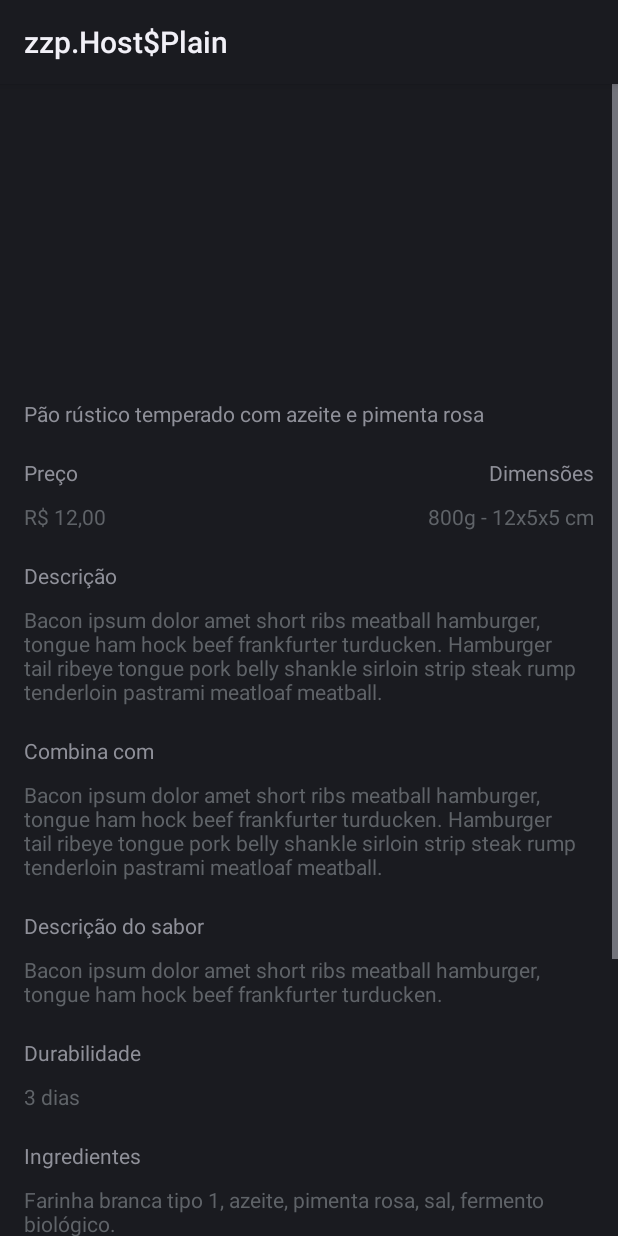
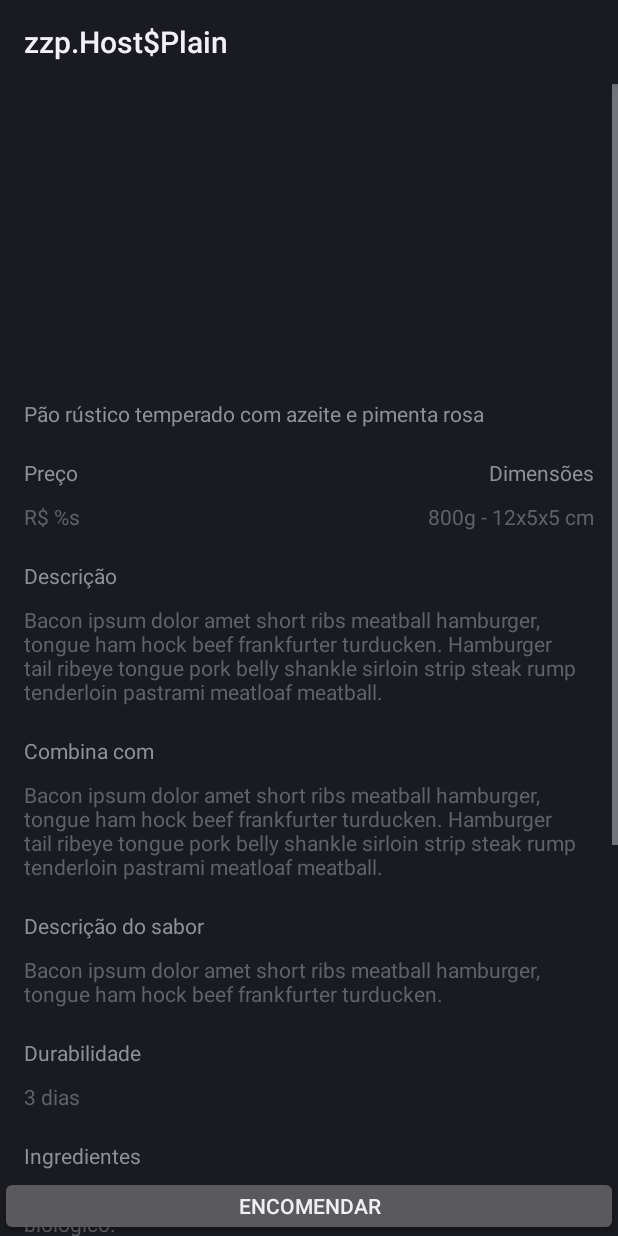
Before and after one commit to angelopolotto/OrderBreadAndroid, an Android app: the layout activity_bread_details.xml on its own in the app's theme, with its tools: preview values and no code run, on a phone screen of 412 x 824 dp. Run offline under Robolectric (Android 15) with nearby library versions, the phone set to English and light mode, and no system bars.

Commit message:
detail layout populated

```diff
--- a/base/src/main/res/values/strings.xml
+++ b/base/src/main/res/values/strings.xml
@@ -1,3 +1,20 @@
 <resources>
     <string name="app_name">Order Bread</string>
+    <string name="bread_list_item_thumb_desc">Imagem do pão</string>
+    <string name="base_dialog_erro">Algo de errado aconteceu</string>
+    <string name="bread_list_title">Order Bread</string>
+    <string name="toolbar_back_desc">botão voltar</string>
+    <string name="page_bread_img_desc">foto do pão</string>
+    <string name="details_description">Descrição</string>
+    <string name="details_price">Preço</string>
+    <string name="details_combinations">Combina com</string>
+    <string name="details_flavor">Descrição do sabor</string>
+    <string name="details_dimensions">Dimensões</string>
+    <string name="details_durability">Durabilidade</string>
+    <string name="details_ingredients">Ingredientes</string>
+    <string name="details_alergics">Atenção alérgicos</string>
+    <string name="details_nutritional">Tabela nutricional</string>
+    <string name="details_nutritional_table_desc">Tabela contendo os valores</string>
+    <string name="details_price_value">R$ %s</string>
+    <string name="details_order">Encomendar</string>
 </resources>
--- a/base/src/main/res/values/styles.xml
+++ b/base/src/main/res/values/styles.xml
@@ -26,6 +26,8 @@
     </style>
 
     <style name="ButtonDefault" parent="android:Widget.Button">
+        <item name="android:textSize">@dimen/text_primary</item>
+        <item name="android:textStyle">bold</item>
         <item name="android:background">@color/primaryColor</item>
         <item name="android:textColor">@color/textWhite</item>
     </style>
--- a/feature/src/main/java/app/mobify/orderbread/feature/activities/base/BaseActivity.kt
+++ b/feature/src/main/java/app/mobify/orderbread/feature/activities/base/BaseActivity.kt
@@ -7,8 +7,8 @@ import android.support.v4.content.ContextCompat
 import android.view.View.GONE
 import android.view.View.VISIBLE
 import android.widget.ProgressBar
+import app.mobify.orderbread.R
 import app.mobify.orderbread.R.color.textPrimary
-import app.mobify.orderbread.feature.R
 
 
 abstract class BaseActivity : Activity(), BaseContract.View {
--- a/feature/src/main/java/app/mobify/orderbread/feature/activities/breadDetails/BreadDetailsActivity.kt
+++ b/feature/src/main/java/app/mobify/orderbread/feature/activities/breadDetails/BreadDetailsActivity.kt
@@ -1,11 +1,13 @@
 package app.mobify.orderbread.feature.activities.breadDetails
 
 import android.os.Bundle
+import app.mobify.orderbread.R.string
 import app.mobify.orderbread.feature.R
 import app.mobify.orderbread.feature.activities.base.BaseActivity
 import app.mobify.orderbread.feature.api.models.BreadItem
 import app.mobify.orderbread.feature.utils.`super`.MemStore
 import app.mobify.orderbread.feature.utils.repository.Repository
+import com.bumptech.glide.Glide
 import kotlinx.android.synthetic.main.activity_bread_details.*
 import org.koin.android.ext.android.inject
 
@@ -39,7 +41,16 @@ class BreadDetailsActivity : BaseActivity(), BreadDetailsContract.View {
 
     override fun showDetails(bread: BreadItem) {
         actionBar.title = bread.name
-
         cdIndicator.configureViewPager(vpImages, BreadDetailsPagerAdapter(this, bread.images))
+        tvName.text = bread.name
+        tvPrice.text = resources.getString(string.details_price_value, bread.price)
+        tvDemensions.text = bread.dimensions
+        tvDescription.text = bread.description
+        tvCombinations.text = bread.combinations
+        tvFlavor.text = bread.flavor
+        tvDurability.text = bread.durability
+        tvIngredients.text = bread.ingredients
+        tvAllergic.text = bread.allergic
+        Glide.with(this).load(bread.nutritional).into(ivNutritional)
     }
 }
--- a/feature/src/main/java/app/mobify/orderbread/feature/widgets/CustomDots.kt
+++ b/feature/src/main/java/app/mobify/orderbread/feature/widgets/CustomDots.kt
@@ -2,6 +2,7 @@ package app.mobify.orderbread.feature.widgets
 
 import android.annotation.SuppressLint
 import android.content.Context
+import android.support.v4.content.ContextCompat
 import android.support.v4.view.PagerAdapter
 import android.support.v4.view.ViewPager
 import android.util.AttributeSet
@@ -28,9 +29,9 @@ class CustomDots(context: Context, attrs: AttributeSet?) : LinearLayout(context,
             override fun onPageSelected(position: Int) {
                 Log.d("###onPageSelected, pos ", position.toString())
                 for (i in 0 until dotsCount) {
-                    dots!![i]!!.setImageDrawable(resources.getDrawable(R.drawable.nonselecteditem_dot))
+                    dots!![i]!!.setImageDrawable(ContextCompat.getDrawable(context, R.drawable.nonselecteditem_dot))
                 }
-                dots!![position]!!.setImageDrawable(resources.getDrawable(R.drawable.selecteditem_dot))
+                dots!![position]!!.setImageDrawable(ContextCompat.getDrawable(context, R.drawable.selecteditem_dot))
             }
 
             override fun onPageScrollStateChanged(state: Int) {}
@@ -52,7 +53,7 @@ class CustomDots(context: Context, attrs: AttributeSet?) : LinearLayout(context,
 
         for (i in 0 until dotsCount) {
             dots!![i] = ImageView(this.context)
-            dots!![i]!!.setImageDrawable(resources.getDrawable(R.drawable.nonselecteditem_dot))
+            dots!![i]!!.setImageDrawable(ContextCompat.getDrawable(context, R.drawable.nonselecteditem_dot))
             val params = LinearLayout.LayoutParams(
                 LinearLayout.LayoutParams.WRAP_CONTENT,
                 LinearLayout.LayoutParams.WRAP_CONTENT
@@ -63,12 +64,12 @@ class CustomDots(context: Context, attrs: AttributeSet?) : LinearLayout(context,
                 resources.getDimension(R.dimen.margin_start_dots).toInt(), 0
             )
 
-            dots!![i]!!.setOnTouchListener { _, event ->
+            dots!![i]!!.setOnTouchListener { _, _ ->
                 viewPager!!.currentItem = i
                 true
             }
             this.addView(dots!![i], params)
         }
-        dots!![0]!!.setImageDrawable(resources.getDrawable(R.drawable.selecteditem_dot))
+        dots!![0]!!.setImageDrawable(ContextCompat.getDrawable(context, R.drawable.selecteditem_dot))
     }
 }
--- a/feature/src/main/res/layout/activity_bread_details.xml
+++ b/feature/src/main/res/layout/activity_bread_details.xml
@@ -13,25 +13,26 @@
             app:layout_constraintBottom_toBottomOf="parent"
             app:layout_constraintEnd_toEndOf="parent"
             app:layout_constraintStart_toStartOf="parent"
-        app:layout_constraintTop_toTopOf="parent">
+            app:layout_constraintTop_toTopOf="parent"
+            android:id="@+id/scrollView">
 
         <android.support.constraint.ConstraintLayout
                 android:layout_width="match_parent"
-            android:layout_height="match_parent">
+                android:layout_height="wrap_content">
 
             <android.support.constraint.Guideline
                     android:id="@+id/guideline"
                     android:layout_width="wrap_content"
                     android:layout_height="wrap_content"
                     android:orientation="vertical"
-                app:layout_constraintGuide_begin="@dimen/margin_default" />
+                    app:layout_constraintGuide_begin="@dimen/margin_default"/>
 
             <android.support.constraint.Guideline
                     android:id="@+id/guideline2"
                     android:layout_width="wrap_content"
                     android:layout_height="wrap_content"
                     android:orientation="vertical"
-                app:layout_constraintGuide_end="@dimen/margin_default" />
+                    app:layout_constraintGuide_end="@dimen/margin_default"/>
 
             <android.support.v4.view.ViewPager
                     android:id="@+id/vpImages"
@@ -39,7 +40,7 @@
                     android:layout_height="200dp"
                     app:layout_constraintEnd_toEndOf="parent"
                     app:layout_constraintStart_toStartOf="parent"
-                app:layout_constraintTop_toTopOf="parent" />
+                    app:layout_constraintTop_toTopOf="parent"/>
 
             <app.mobify.orderbread.feature.widgets.CustomDots
                     android:id="@+id/cdIndicator"
@@ -48,21 +49,69 @@
                     app:layout_constraintBottom_toBottomOf="@+id/vpImages"
                     app:layout_constraintEnd_toStartOf="@+id/guideline2"
                     app:layout_constraintHorizontal_bias="0.0"
-                app:layout_constraintStart_toStartOf="@+id/guideline" />
+                    app:layout_constraintStart_toStartOf="@+id/guideline"/>
+
+            <TextView
+                    android:id="@+id/tvName"
+                    android:layout_width="0dp"
+                    android:layout_height="wrap_content"
+                    android:layout_marginTop="10dp"
+                    app:layout_constraintEnd_toStartOf="@+id/guideline2"
+                    app:layout_constraintStart_toEndOf="@+id/guideline"
+                    app:layout_constraintTop_toBottomOf="@+id/cdIndicator"
+                    tools:text="Pão rústico temperado com azeite e pimenta rosa"/>
+
+            <TextView
+                    android:id="@+id/textView3"
+                    android:layout_width="0dp"
+                    android:layout_height="wrap_content"
+                    android:layout_marginTop="20dp"
+                    android:text="@string/details_price"
+                    app:layout_constraintStart_toStartOf="@+id/guideline"
+                    app:layout_constraintTop_toBottomOf="@+id/tvName"/>
+
+            <TextView
+                    android:id="@+id/tvPrice"
+                    style="@style/TextViewSecondary"
+                    android:layout_width="0dp"
+                    android:layout_height="wrap_content"
+                    android:layout_marginTop="10dp"
+                    app:layout_constraintStart_toEndOf="@+id/guideline"
+                    app:layout_constraintTop_toBottomOf="@+id/textView3"
+                    android:text="@string/details_price_value"/>
+
+            <TextView
+                    android:id="@+id/textView10"
+                    android:layout_width="wrap_content"
+                    android:layout_height="wrap_content"
+                    android:layout_marginTop="20dp"
+                    android:text="@string/details_dimensions"
+                    app:layout_constraintEnd_toStartOf="@+id/guideline2"
+                    app:layout_constraintTop_toBottomOf="@+id/tvName"/>
+
+            <TextView
+                    android:id="@+id/tvDemensions"
+                    style="@style/TextViewSecondary"
+                    android:layout_width="wrap_content"
+                    android:layout_height="wrap_content"
+                    android:layout_marginTop="10dp"
+                    app:layout_constraintEnd_toStartOf="@+id/guideline2"
+                    app:layout_constraintTop_toBottomOf="@+id/textView10"
+                    tools:text="800g - 12x5x5 cm"/>
 
             <TextView
                     android:id="@+id/textView"
                     android:layout_width="0dp"
                     android:layout_height="wrap_content"
                     android:layout_marginTop="20dp"
-                android:text="Descrição"
+                    android:text="@string/details_description"
                     app:layout_constraintEnd_toStartOf="@+id/guideline2"
                     app:layout_constraintHorizontal_bias="0.0"
                     app:layout_constraintStart_toStartOf="@+id/guideline"
-                app:layout_constraintTop_toBottomOf="@+id/textView4" />
+                    app:layout_constraintTop_toBottomOf="@+id/tvPrice"/>
 
             <TextView
-                android:id="@+id/tvDescricao"
+                    android:id="@+id/tvDescription"
                     style="@style/TextViewSecondary"
                     android:layout_width="0dp"
                     android:layout_height="wrap_content"
@@ -71,39 +120,20 @@
                     app:layout_constraintHorizontal_bias="0.0"
                     app:layout_constraintStart_toStartOf="@+id/guideline"
                     app:layout_constraintTop_toBottomOf="@+id/textView"
-                tools:text="Bacon ipsum dolor amet short ribs meatball hamburger, tongue ham hock beef frankfurter turducken. Hamburger tail ribeye tongue pork belly shankle sirloin strip steak rump tenderloin pastrami meatloaf meatball." />
-
-            <TextView
-                    android:id="@+id/textView3"
-                    android:layout_width="0dp"
-                    android:layout_height="wrap_content"
-                    android:layout_marginTop="20dp"
-                    android:text="Preço"
-                    app:layout_constraintStart_toStartOf="@+id/guideline"
-                    app:layout_constraintTop_toBottomOf="@+id/textView9"/>
-
-            <TextView
-                android:id="@+id/textView4"
-                style="@style/TextViewSecondary"
-                android:layout_width="0dp"
-                android:layout_height="wrap_content"
-                android:layout_marginTop="10dp"
-                app:layout_constraintStart_toEndOf="@+id/guideline"
-                app:layout_constraintTop_toBottomOf="@+id/textView3"
-                tools:text="R$ 12,00" />
+                    tools:text="Bacon ipsum dolor amet short ribs meatball hamburger, tongue ham hock beef frankfurter turducken. Hamburger tail ribeye tongue pork belly shankle sirloin strip steak rump tenderloin pastrami meatloaf meatball."/>
 
             <TextView
                     android:id="@+id/textView5"
                     android:layout_width="0dp"
                     android:layout_height="wrap_content"
                     android:layout_marginTop="20dp"
-                android:text="Combina com"
+                    android:text="@string/details_combinations"
                     app:layout_constraintEnd_toStartOf="@+id/guideline2"
                     app:layout_constraintStart_toEndOf="@+id/guideline"
-                app:layout_constraintTop_toBottomOf="@+id/tvDescricao" />
+                    app:layout_constraintTop_toBottomOf="@+id/tvDescription"/>
 
             <TextView
-                android:id="@+id/textView2"
+                    android:id="@+id/tvCombinations"
                     style="@style/TextViewSecondary"
                     android:layout_width="0dp"
                     android:layout_height="wrap_content"
@@ -111,20 +141,20 @@
                     app:layout_constraintEnd_toStartOf="@+id/guideline2"
                     app:layout_constraintStart_toEndOf="@+id/guideline"
                     app:layout_constraintTop_toBottomOf="@+id/textView5"
-                tools:text="Bacon ipsum dolor amet short ribs meatball hamburger, tongue ham hock beef frankfurter turducken. Hamburger tail ribeye tongue pork belly shankle sirloin strip steak rump tenderloin pastrami meatloaf meatball." />
+                    tools:text="Bacon ipsum dolor amet short ribs meatball hamburger, tongue ham hock beef frankfurter turducken. Hamburger tail ribeye tongue pork belly shankle sirloin strip steak rump tenderloin pastrami meatloaf meatball."/>
 
             <TextView
                     android:id="@+id/textView7"
                     android:layout_width="0dp"
                     android:layout_height="wrap_content"
                     android:layout_marginTop="20dp"
-                android:text="Descrição do sabor"
+                    android:text="@string/details_flavor"
                     app:layout_constraintEnd_toStartOf="@+id/guideline2"
                     app:layout_constraintStart_toStartOf="@+id/guideline"
-                app:layout_constraintTop_toBottomOf="@+id/textView2" />
+                    app:layout_constraintTop_toBottomOf="@+id/tvCombinations"/>
 
             <TextView
-                android:id="@+id/textView8"
+                    android:id="@+id/tvFlavor"
                     style="@style/TextViewSecondary"
                     android:layout_width="0dp"
                     android:layout_height="wrap_content"
@@ -132,49 +162,20 @@
                     app:layout_constraintEnd_toStartOf="@+id/guideline2"
                     app:layout_constraintStart_toStartOf="@+id/guideline"
                     app:layout_constraintTop_toBottomOf="@+id/textView7"
-                tools:text="Bacon ipsum dolor amet short ribs meatball hamburger, tongue ham hock beef frankfurter turducken." />
-
-            <TextView
-                android:id="@+id/textView9"
-                android:layout_width="0dp"
-                android:layout_height="wrap_content"
-                android:layout_marginTop="10dp"
-                app:layout_constraintEnd_toStartOf="@+id/guideline2"
-                app:layout_constraintStart_toEndOf="@+id/guideline"
-                app:layout_constraintTop_toBottomOf="@+id/cdIndicator"
-                tools:text="Pão rústico temperado com azeite e pimenta rosa" />
-
-            <TextView
-                android:id="@+id/textView10"
-                android:layout_width="wrap_content"
-                android:layout_height="wrap_content"
-                android:layout_marginTop="20dp"
-                android:text="Dimensões"
-                app:layout_constraintEnd_toStartOf="@+id/guideline2"
-                app:layout_constraintTop_toBottomOf="@+id/textView9" />
+                    tools:text="Bacon ipsum dolor amet short ribs meatball hamburger, tongue ham hock beef frankfurter turducken."/>
 
             <TextView
                     android:id="@+id/textView11"
                     android:layout_width="0dp"
                     android:layout_height="19dp"
                     android:layout_marginTop="20dp"
-                android:text="Durabilidade"
+                    android:text="@string/details_durability"
                     app:layout_constraintEnd_toStartOf="@+id/guideline2"
                     app:layout_constraintStart_toEndOf="@+id/guideline"
-                app:layout_constraintTop_toBottomOf="@+id/textView8" />
+                    app:layout_constraintTop_toBottomOf="@+id/tvFlavor"/>
 
             <TextView
-                android:id="@+id/textView12"
-                style="@style/TextViewSecondary"
-                android:layout_width="wrap_content"
-                android:layout_height="wrap_content"
-                android:layout_marginTop="10dp"
-                app:layout_constraintEnd_toStartOf="@+id/guideline2"
-                app:layout_constraintTop_toBottomOf="@+id/textView10"
-                tools:text="800g - 12x5x5 cm" />
-
-            <TextView
-                android:id="@+id/textView13"
+                    android:id="@+id/tvDurability"
                     style="@style/TextViewSecondary"
                     android:layout_width="0dp"
                     android:layout_height="wrap_content"
@@ -182,20 +183,20 @@
                     app:layout_constraintEnd_toStartOf="@+id/guideline2"
                     app:layout_constraintStart_toStartOf="@+id/guideline"
                     app:layout_constraintTop_toBottomOf="@+id/textView11"
-                tools:text="3 dias" />
+                    tools:text="3 dias"/>
 
             <TextView
                     android:id="@+id/textView14"
                     android:layout_width="0dp"
                     android:layout_height="wrap_content"
                     android:layout_marginTop="20dp"
-                android:text="Ingredientes"
+                    android:text="@string/details_ingredients"
                     app:layout_constraintEnd_toStartOf="@+id/guideline2"
                     app:layout_constraintStart_toEndOf="@+id/guideline"
-                app:layout_constraintTop_toBottomOf="@+id/textView13" />
+                    app:layout_constraintTop_toBottomOf="@+id/tvDurability"/>
 
             <TextView
-                android:id="@+id/textView15"
+                    android:id="@+id/tvIngredients"
                     style="@style/TextViewSecondary"
                     android:layout_width="0dp"
                     android:layout_height="wrap_content"
@@ -203,20 +204,20 @@
                     app:layout_constraintEnd_toStartOf="@+id/guideline2"
                     app:layout_constraintStart_toEndOf="@+id/guideline"
                     app:layout_constraintTop_toBottomOf="@+id/textView14"
-                tools:text="Farinha branca tipo 1, azeite, pimenta rosa, sal, fermento biológico." />
+                    tools:text="Farinha branca tipo 1, azeite, pimenta rosa, sal, fermento biológico."/>
 
             <TextView
                     android:id="@+id/textView16"
                     android:layout_width="0dp"
                     android:layout_height="wrap_content"
                     android:layout_marginTop="20dp"
-                android:text="Atenção alérgicos"
+                    android:text="@string/details_alergics"
                     app:layout_constraintEnd_toStartOf="@+id/guideline2"
                     app:layout_constraintStart_toEndOf="@+id/guideline"
-                app:layout_constraintTop_toBottomOf="@+id/textView15" />
+                    app:layout_constraintTop_toBottomOf="@+id/tvIngredients"/>
 
             <TextView
-                android:id="@+id/textView17"
+                    android:id="@+id/tvAllergic"
                     style="@style/TextViewSecondary"
                     android:layout_width="0dp"
                     android:layout_height="wrap_content"
@@ -224,29 +225,42 @@
                     app:layout_constraintEnd_toStartOf="@+id/guideline2"
                     app:layout_constraintStart_toEndOf="@+id/guideline"
                     app:layout_constraintTop_toBottomOf="@+id/textView16"
-                tools:text="Bacon ipsum dolor amet short ribs meatball hamburger, tongue ham hock beef frankfurter turducken." />
+                    tools:text="Bacon ipsum dolor amet short ribs meatball hamburger, tongue ham hock beef frankfurter turducken."/>
 
             <TextView
                     android:id="@+id/textView18"
                     android:layout_width="0dp"
                     android:layout_height="wrap_content"
                     android:layout_marginTop="20dp"
-                    android:text="Tabela nutricional"
+                    android:text="@string/details_nutritional"
                     app:layout_constraintEnd_toStartOf="@+id/guideline2"
                     app:layout_constraintStart_toStartOf="@+id/guideline"
-                    app:layout_constraintTop_toBottomOf="@+id/textView17"/>
+                    app:layout_constraintTop_toBottomOf="@+id/tvAllergic"/>
 
             <ImageView
-                    android:id="@+id/imageView"
+                    android:id="@+id/ivNutritional"
                     android:layout_width="0dp"
-                    android:layout_height="wrap_content"
+                    android:layout_height="200dp"
                     android:layout_marginTop="10dp"
                     android:src="@drawable/ic_launcher_background"
                     app:layout_constraintEnd_toStartOf="@+id/guideline2"
                     app:layout_constraintStart_toStartOf="@+id/guideline"
-                    app:layout_constraintTop_toBottomOf="@+id/textView18"/>
+                    app:layout_constraintTop_toBottomOf="@+id/textView18"
+                    app:layout_constraintBottom_toBottomOf="parent"
+                    android:layout_marginBottom="60dp"
+                    android:contentDescription="@string/details_nutritional_table_desc"/>
 
         </android.support.constraint.ConstraintLayout>
     </ScrollView>
 
+    <Button
+            android:text="@string/details_order"
+            android:layout_width="0dp"
+            android:layout_height="40dp"
+            android:id="@+id/bOrder"
+            app:layout_constraintEnd_toEndOf="parent"
+            app:layout_constraintBottom_toBottomOf="parent"
+            app:layout_constraintStart_toStartOf="parent"
+            />
+
 </android.support.constraint.ConstraintLayout>
--- a/feature/src/main/res/values/strings.xml
+++ /dev/null
@@ -1,8 +0,0 @@
-<?xml version="1.0" encoding="utf-8"?>
-<resources>
-    <string name="bread_list_item_thumb_desc">Imagem do pão</string>
-    <string name="base_dialog_erro">Algo de errado aconteceu</string>
-    <string name="bread_list_title">Order Bread</string>
-    <string name="toolbar_back_desc">botão voltar</string>
-    <string name="page_bread_img_desc">foto do pão</string>
-</resources>
```
Lines whose indentation alone changed are shown as unchanged.
